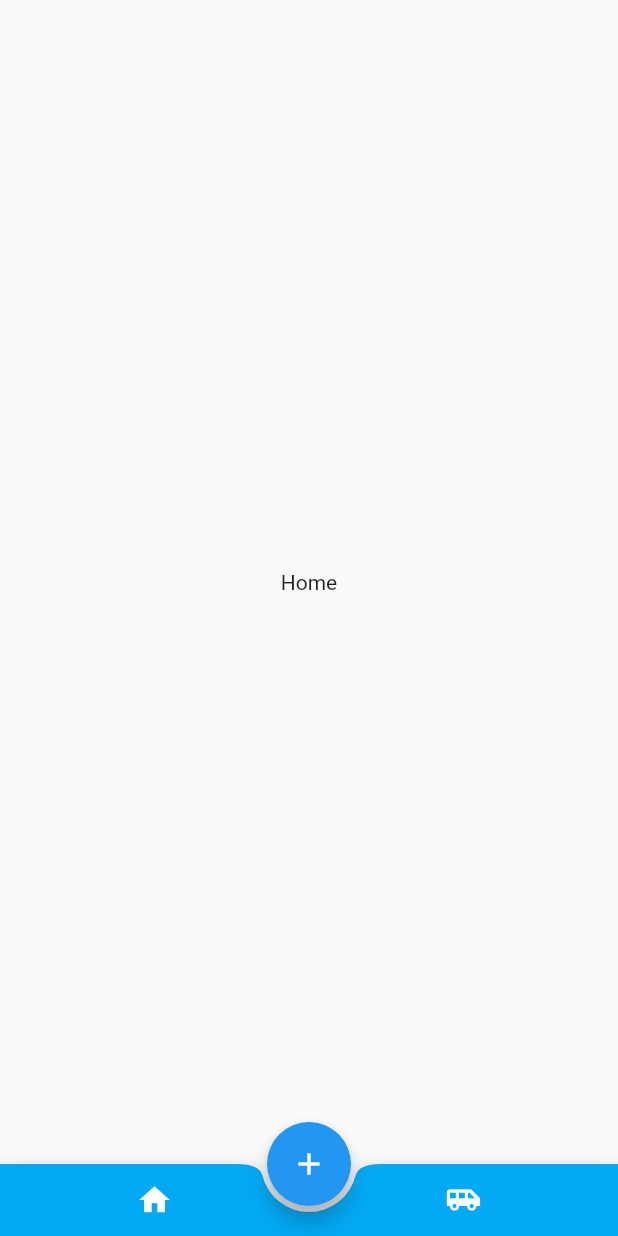
After one commit to Opportunitie/code, a Flutter app: the BottomAppBarDemo screen opened directly, on a phone screen of 412 x 824 dp. The commit adds this screen. Run offline on Flutter 3.47's test engine with Material 2 defaults, Android fonts, the phone set to English and light mode, and no system bars.

Commit message:
feat: flutter Demo

```diff
--- /dev/null
+++ b/flutter/demo_four/lib/example02/bottom_app_bar.dart
@@ -0,0 +1,70 @@
+import 'package:flutter/material.dart';
+import 'each_view.dart';
+
+class BottomAppBarDemo extends StatefulWidget {
+  const BottomAppBarDemo({Key? key}) : super(key: key);
+
+  @override
+  _BottomAppBarDemoState createState() => _BottomAppBarDemoState();
+}
+
+class _BottomAppBarDemoState extends State<BottomAppBarDemo> {
+  final List<Widget> _eachView = <Widget>[];
+  int _index = 0;
+  @override
+  void initState() {
+    super.initState();
+    _eachView
+      ..add(EachView("Home"))
+      ..add(EachView("Car"));
+  }
+
+  @override
+  Widget build(BuildContext context) {
+    return Scaffold(
+      body: _eachView[_index],
+      floatingActionButton: FloatingActionButton(
+        onPressed: () {
+          Navigator.push(context, MaterialPageRoute(builder: (context) {
+            return EachView('New page');
+          }));
+        },
+        tooltip: "Button",
+        child: const Icon(
+          Icons.add,
+          color: Colors.white,
+        ),
+      ),
+      // 重点（floatingActionButton 与BottomAppBar 融合）
+      floatingActionButtonLocation: FloatingActionButtonLocation.centerDocked,
+      bottomNavigationBar: BottomAppBar(
+        color: Colors.lightBlue,
+        shape: const CircularNotchedRectangle(),
+        child: Row(
+          mainAxisSize: MainAxisSize.max,
+          mainAxisAlignment: MainAxisAlignment.spaceAround,
+          children: [
+            IconButton(
+              color: Colors.white,
+              icon: const Icon(Icons.home),
+              onPressed: () {
+                setState(() {
+                  _index = 0;
+                });
+              },
+            ),
+            IconButton(
+              color: Colors.white,
+              icon: const Icon(Icons.airport_shuttle),
+              onPressed: () {
+                setState(() {
+                  _index = 1;
+                });
+              },
+            )
+          ],
+        ),
+      ),
+    );
+  }
+}
--- /dev/null
+++ b/flutter/demo_four/lib/example02/each_view.dart
@@ -0,0 +1,22 @@
+import 'package:flutter/material.dart';
+
+class EachView extends StatefulWidget {
+  String title;
+  EachView(this.title, {Key? key}) : super(key: key);
+  @override
+  _EachViewState createState() => _EachViewState();
+}
+
+class _EachViewState extends State<EachView> {
+  @override
+  Widget build(BuildContext context) {
+    return Scaffold(
+      // appBar: AppBar(
+      //   title: Text(widget.title),
+      // ),
+      body: Center(
+        child: Text(widget.title),
+      ),
+    );
+  }
+}
--- a/flutter/demo_four/lib/example04/forsted_glass_demo.dart
+++ b/flutter/demo_four/lib/example04/forsted_glass_demo.dart
@@ -17,7 +17,8 @@ class FrostedClassDemo extends StatelessWidget {
           ConstrainedBox(
             constraints: const BoxConstraints.expand(),
             child: Image.network(
-                "https://gimg2.baidu.com/image_search/src=http%3A%2F%2Fdesk-fd.zol-img.com.cn%2Ft_s960x600c5%2Fg5%2FM00%2F02%2F05%2FChMkJ1bKyaOIB1YfAAusnvE99Z8AALIQQPgER4AC6y2052.jpg&refer=http%3A%2F%2Fdesk-fd.zol-img.com.cn&app=2002&size=f9999,10000&q=a80&n=0&g=0n&fmt=jpeg?sec=1645020605&t=dbd1b865c3fa7a8c77559a6cbf642688"),
+              "https://gimg2.baidu.com/image_search/src=http%3A%2F%2Fdesk-fd.zol-img.com.cn%2Ft_s960x600c5%2Fg5%2FM00%2F02%2F05%2FChMkJ1bKyaOIB1YfAAusnvE99Z8AALIQQPgER4AC6y2052.jpg&refer=http%3A%2F%2Fdesk-fd.zol-img.com.cn&app=2002&size=f9999,10000&q=a80&n=0&g=0n&fmt=jpeg?sec=1645020605&t=dbd1b865c3fa7a8c77559a6cbf642688",
+            ),
           ),
           Center(
             // 可裁切矩形
--- a/flutter/demo_four/lib/example04/index.dart
+++ b/flutter/demo_four/lib/example04/index.dart
@@ -10,7 +10,7 @@ class Demo04 extends StatelessWidget {
         title: const Text('毛玻璃'),
         elevation: 0,
       ),
-      body: FrostedClassDemo(),
+      body: const FrostedClassDemo(),
     );
   }
 }
```
Also changed, not shown: flutter/demo_four/lib/example01/bottom_navigation_widget.dart (added, +82 -0 lines), flutter/demo_four/lib/example01/index.dart (added, +19 -0 lines), flutter/demo_four/lib/example01/pages/airplay_screen.dart (added, +17 -0 lines), flutter/demo_four/lib/example01/pages/email-screen.dart (added, +17 -0 lines), flutter/demo_four/lib/example01/pages/home_screen.dart (added, +17 -0 lines), flutter/demo_four/lib/example01/pages/pages_screen.dart (added, +17 -0 lines), flutter/demo_four/lib/example02/index.dart (added, +16 -0 lines), flutter/demo_four/lib/example05/index.dart (added, +16 -0 lines), flutter/demo_four/lib/example05/keep_alive_demo.dart (added, +47 -0 lines), flutter/demo_four/lib/example05_01/index.dart (added, +62 -0 lines), flutter/demo_four/lib/example05_01/keep_alive_demo.dart (added, +46 -0 lines), flutter/demo_four/lib/example06/asset.dart (added, +11 -0 lines), flutter/demo_four/lib/example06/index.dart (added, +16 -0 lines), flutter/demo_four/lib/example06/search_bar_demo.dart (added, +87 -0 lines), 1 more files.
